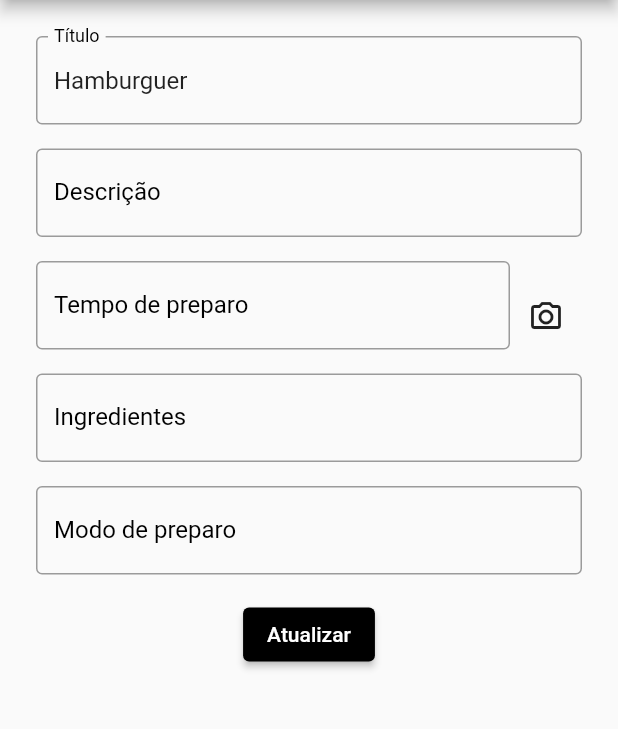
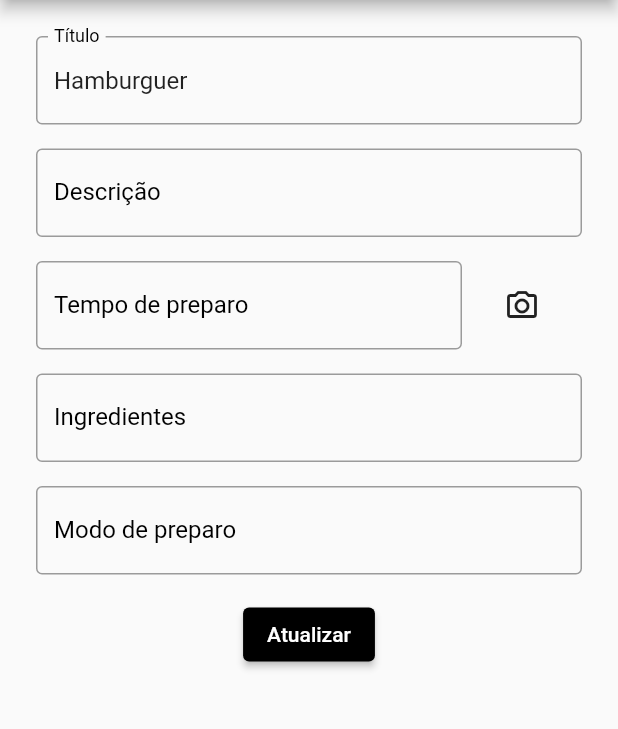
Before and after one commit to zehpatricio/ogres_recipes, a Flutter app: the RecipeAddScreen screen opened directly with sample values from the repository, after a tap on the "camera alt" icon, on a phone screen of 412 x 824 dp, the part 84-813 px from its top. Run offline on Flutter 3.47's test engine with Material 2 defaults, Android fonts, the phone set to English and light mode, and no system bars; our stand-ins replace image_picker; missing offline and left inert: flutter_picker; network calls fail.

Commit message:
Creat and list recipes with restfull api

```diff
--- a/lib/models/recipe.dart
+++ b/lib/models/recipe.dart
@@ -1,4 +1,5 @@
 class Recipe {
+  final int? id;
   final String title;
   final String? description;
   final List<String>? ingredients;
@@ -9,6 +10,7 @@ class Recipe {
 
   const Recipe({
     required this.title,
+    this.id,
     this.description,
     this.ingredients,
     this.howToDo,
--- a/lib/widgets/recipe_add_screen.dart
+++ b/lib/widgets/recipe_add_screen.dart
@@ -1,17 +1,21 @@
+import 'dart:io';
+
 import 'package:flutter/cupertino.dart';
 import 'package:flutter/material.dart';
 import 'package:flutter_picker/flutter_picker.dart';
+import 'package:image_picker/image_picker.dart';
 
 import 'package:myapp/models/recipe.dart';
+import 'package:myapp/providers/recipe_provider.dart';
 import 'package:myapp/utils.dart';
 
 import 'misc.dart';
 
 class RecipeAddScreen extends StatefulWidget {
-  final Function _addFuncion;
   final Recipe? updateRecipe;
+  final Function onCloseScreen;
 
-  const RecipeAddScreen(this._addFuncion, {this.updateRecipe});
+  const RecipeAddScreen(this.onCloseScreen, {this.updateRecipe});
 
   @override
   State<RecipeAddScreen> createState() => _RecipeAddScreenState(updateRecipe);
@@ -26,21 +30,34 @@ class _RecipeAddScreenState extends State<RecipeAddScreen> {
   int? rate;
   Duration? timeToCook;
 
+  File? _image;
+  final picker = ImagePicker();
+
   Recipe? updateRecipe;
   var timeToCookController = TextEditingController();
+  bool _isLoading = false;
 
-  _RecipeAddScreenState(Recipe? this.updateRecipe);
+  _RecipeAddScreenState(this.updateRecipe);
 
   void _submit() {
-    widget._addFuncion(Recipe(
+    setState(() {
+      _isLoading = true;
+    });
+    RecipeProvider.addRecipe(Recipe(
       title: title,
       description: description,
-        timeToCook: timeToCook,
+      // timeToCook: timeToCook,
       ingredients: ingredients != null ? ingredients!.split('\n') : null,
       howToDo: howToDo != null ? howToDo!.split('\n') : null,
-        imgUrl: imgUrl,
-        rate: rate));
+      // imgUrl: imgUrl,
+      // rate: rate),
+    )).then((value) {
+      setState(() {
+        _isLoading = false;
+      });
       Navigator.of(context).pop();
+      widget.onCloseScreen();
+    });
   }
 
   @override
@@ -84,7 +101,9 @@ class _RecipeAddScreenState extends State<RecipeAddScreen> {
   Widget build(BuildContext context) {
     return Scaffold(
       appBar: AppBar(title: const Text('Ogre\'s Cookbook')),
-      body: Container(
+      body: _isLoading
+          ? const Center(child: CircularProgressIndicator())
+          : Container(
               padding: const EdgeInsets.all(24),
               child: SingleChildScrollView(
                 child: Column(children: [
@@ -99,7 +118,7 @@ class _RecipeAddScreenState extends State<RecipeAddScreen> {
                     initialValue: updateRecipe?.description,
                   ),
                   Row(
-              crossAxisAlignment: CrossAxisAlignment.center,
+                    crossAxisAlignment: CrossAxisAlignment.start,
                     children: [
                       _buildTimeToCook(),
                       _buildCameraIcon(),
@@ -122,10 +141,30 @@ class _RecipeAddScreenState extends State<RecipeAddScreen> {
     );
   }
 
+  Future getImage() async {
+    final pickedImage = await picker.getImage(
+      source: ImageSource.camera,
+      imageQuality: 50,
+    );
+
+    setState(() {
+      if (pickedImage != null) {
+        _image = File(pickedImage.path);
+      }
+    });
+  }
+
   Widget _buildCameraIcon() {
-    return IconButton(
-      onPressed: () {},
-      icon: const Icon(Icons.camera_alt_outlined),
+    return GestureDetector(
+      onTap: getImage,
+      child: Container(
+        height: 60,
+        width: 80,
+        padding: const EdgeInsets.all(5),
+        child: _image != null
+            ? Image.file(_image!, fit: BoxFit.fill)
+            : const Icon(Icons.camera_alt_outlined),
+      ),
     );
   }
 
--- a/pubspec.yaml
+++ b/pubspec.yaml
@@ -31,6 +31,8 @@ dependencies:
     sdk: flutter
   flutter_picker:
     git: git://github.com/yangyxd/flutter_picker.git
+  image_picker: ^0.8.0+3
+  http: ^0.13.3
 
   # The following adds the Cupertino Icons font to your application.
   # Use with the CupertinoIcons class for iOS style icons.
```
Also changed, not shown: lib/providers/recipe_provider.dart (added, +31 -0 lines), lib/widgets/recipes_list_screen.dart (+52 -12 lines), pubspec.lock, 1 other file. Lines whose indentation alone changed are shown as unchanged.
